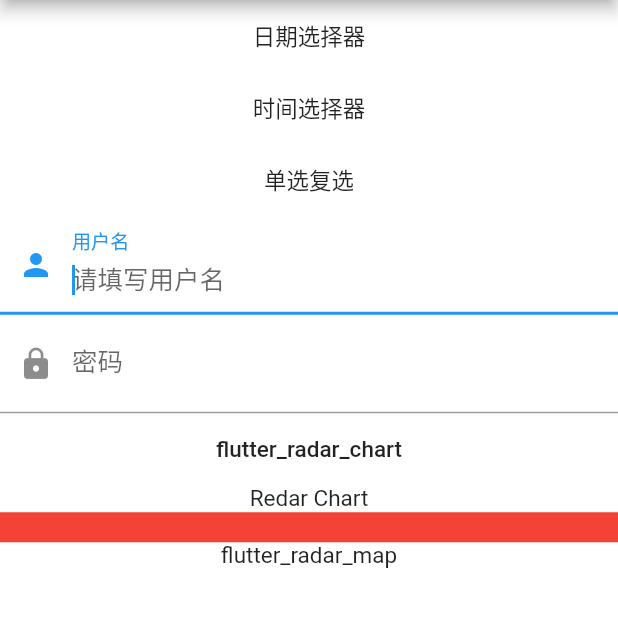
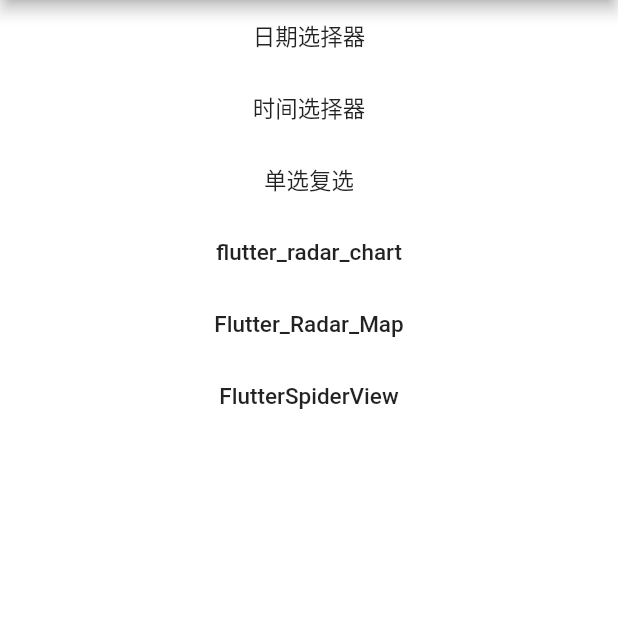
Before and after one commit to Mingriweiji-github/flutter-master, a Flutter app: the screen it shows after launch, on a phone screen of 412 x 824 dp, the part 84-711 px from its top. Run offline on Flutter 3.47's test engine with Material 2 defaults, Android fonts, the phone set to English and light mode, and no system bars; our stand-ins replace permission_handler; missing offline and left inert: flutter_radar_chart, mp_chart.

Commit message:
spider view 绘制支持多边形

```diff
--- a/flutter_widgets/lib/home_page.dart
+++ b/flutter_widgets/lib/home_page.dart
@@ -2,6 +2,7 @@
 import 'package:flutter/material.dart';
 import 'package:flutter_widgets/flutter_radar_chart.dart';
 import 'package:flutter_widgets/flutter_rader_map.dart';
+import 'package:flutter_widgets/flutter_spider_view.dart';
 import 'package:flutter_widgets/switchAndCheckBox.dart';
 import 'mp_chart/MPChartRadar.dart';
 
@@ -30,6 +31,7 @@ class _HomePageState extends State<HomePage> {
       ),
       backgroundColor: Colors.white,
       body: Container(
+        width: double.infinity,
         child: new Column(
           children: <Widget>[
             FlatButton(onPressed: () async {
@@ -71,31 +73,31 @@ class _HomePageState extends State<HomePage> {
                 )
             ),
 
-            TextField(
-              autofocus: true, //自动对焦
-              decoration: InputDecoration(
-                labelText: "用户名",
-                hintText: "请填写用户名",
-                prefixIcon: Icon(Icons.person)
-              ),
-              controller: _nameController,
-            ),
+//            TextField(
+//              autofocus: true, //自动对焦
+//              decoration: InputDecoration(
+//                labelText: "用户名",
+//                hintText: "请填写用户名",
+//                prefixIcon: Icon(Icons.person)
+//              ),
+//              controller: _nameController,
+//            ),
+//
+//            TextField(
+//              obscureText: true, //加密模式
+//              decoration: InputDecoration(
+//                labelText: "密码",
+//                hintText: "请输入密码",
+//                prefixIcon: Icon(Icons.lock)
+//              ),
+//            ),
 
-            TextField(
-              obscureText: true, //加密模式
-              decoration: InputDecoration(
-                labelText: "密码",
-                hintText: "请输入密码",
-                prefixIcon: Icon(Icons.lock)
-              ),
-            ),
-
-            FlatButton(onPressed: () {
-
-              Navigator.push(context,
-                  MaterialPageRoute(builder: (context) {
-                    return flutter_radar_chart();
-                  }));
+            FlatButton(
+                onPressed: () {
+                  Navigator.push(context,
+                      MaterialPageRoute(builder: (context) {
+                        return flutter_radar_chart();
+                      }));
 
             }, child: Text("flutter_radar_chart")
             ),
@@ -109,35 +111,41 @@ class _HomePageState extends State<HomePage> {
 //                })
 //              );
 //            },child: Text("MPChartRadar"),),
-              InkWell(
-                onTap: () {
-                  Navigator.push(context,
-                      MaterialPageRoute(builder: (context) {
-                        return MPChartRadar();
-                      })
-                    );
-                  },
-                child: Text(
-                  "Redar Chart",
-                  textDirection: TextDirection.ltr,
-                  textAlign: TextAlign.center,
-                ),
-            ),
+//              InkWell(
+//                onTap: () {
+//                  Navigator.push(context,
+//                      MaterialPageRoute(builder: (context) {
+//                        return MPChartRadar();
+//                      })
+//                    );
+//                  },
+//                child: Text(
+//                  "Redar Chart",
+//                  textDirection: TextDirection.ltr,
+//                  textAlign: TextAlign.center,
+//                ),
+//            ),
 
-            Container(
-              height: 20,
-              color: Colors.red,
-            ),
-
-            InkWell(
-              onTap: () {
+            FlatButton(
+              onPressed: () {
                 Navigator.push(context,
                   MaterialPageRoute(builder: (context) {
                     return Flutter_Radar_Map();
                   })
                 );
               },
-              child: Text("flutter_radar_map"),
+              child: Text("Flutter_Radar_Map"),
+            ),
+
+            FlatButton(
+              onPressed: () {
+                Navigator.push(context,
+                  MaterialPageRoute(builder: (context) {
+                    return FlutterSpiderView();
+                  })
+                );
+              },
+              child: Text("FlutterSpiderView"),
             )
           ],
         ),
```
Also changed, not shown: flutter_widgets/lib/flutter_rader_map.dart (+12 -0 lines), flutter_widgets/lib/flutter_spider_view.dart (added, +241 -0 lines).
